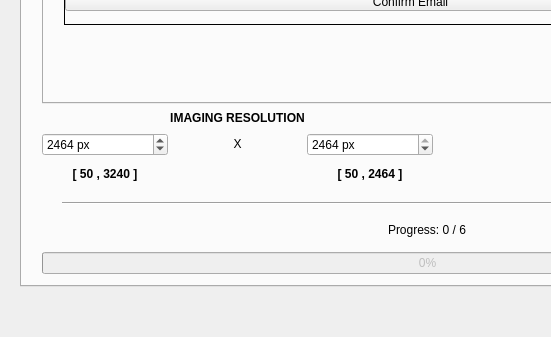
CoCl-Jerry/Flashlapse_Dev, file _ui/FlashLapse_CP.ui: the form before one commit; both pictures show x 0 to 551 and y 353 to 690 of the 1280 by 690 pixel window.
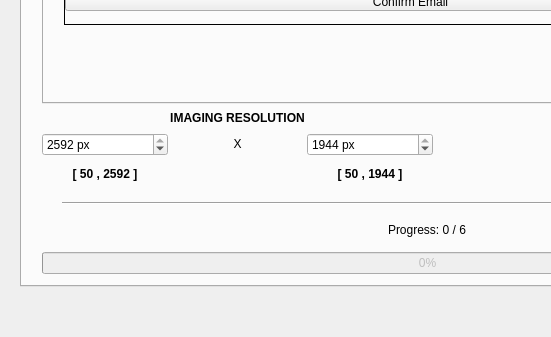
The form after the commit. The open tabs and pages were chosen to show the change. Icons and pictures are not drawn.

Patch:
```diff
--- a/_ui/FlashLapse_CP.ui
+++ b/_ui/FlashLapse_CP.ui
@@ -1494,10 +1494,10 @@
           <number>50</number>
          </property>
          <property name="maximum">
-          <number>3240</number>
+          <number>2592</number>
          </property>
          <property name="value">
-          <number>2464</number>
+          <number>2592</number>
          </property>
         </widget>
        </item>
@@ -1510,17 +1510,17 @@
           <number>50</number>
          </property>
          <property name="maximum">
-          <number>2464</number>
+          <number>1944</number>
          </property>
          <property name="value">
-          <number>2464</number>
+          <number>1944</number>
          </property>
         </widget>
        </item>
        <item row="1" column="0">
         <widget class="QLabel" name="xRange_label">
          <property name="text">
-          <string>&lt;html&gt;&lt;head/&gt;&lt;body&gt;&lt;p align=&quot;center&quot;&gt;&lt;span style=&quot; font-weight:600; color:#000000;&quot;&gt;[ 50 , 3240 ]&lt;/span&gt;&lt;/p&gt;&lt;/body&gt;&lt;/html&gt;</string>
+          <string>&lt;html&gt;&lt;head/&gt;&lt;body&gt;&lt;p align=&quot;center&quot;&gt;&lt;span style=&quot; font-weight:600; color:#000000;&quot;&gt;[ 50 , 2592 ]&lt;/span&gt;&lt;/p&gt;&lt;/body&gt;&lt;/html&gt;</string>
          </property>
          <property name="alignment">
           <set>Qt::AlignCenter</set>
@@ -1537,7 +1537,7 @@
        <item row="1" column="2">
         <widget class="QLabel" name="yRange_label">
          <property name="text">
-          <string>&lt;html&gt;&lt;head/&gt;&lt;body&gt;&lt;p align=&quot;center&quot;&gt;&lt;span style=&quot; font-weight:600; color:#000000;&quot;&gt;[ 50 , 2464 ]&lt;/span&gt;&lt;/p&gt;&lt;/body&gt;&lt;/html&gt;</string>
+          <string>&lt;html&gt;&lt;head/&gt;&lt;body&gt;&lt;p align=&quot;center&quot;&gt;&lt;span style=&quot; font-weight:600; color:#000000;&quot;&gt;[ 50 , 1944 ]&lt;/span&gt;&lt;/p&gt;&lt;/body&gt;&lt;/html&gt;</string>
          </property>
          <property name="alignment">
           <set>Qt::AlignCenter</set>
```
Left out of the diff: 2 changed lines with no effect on the pictures.
